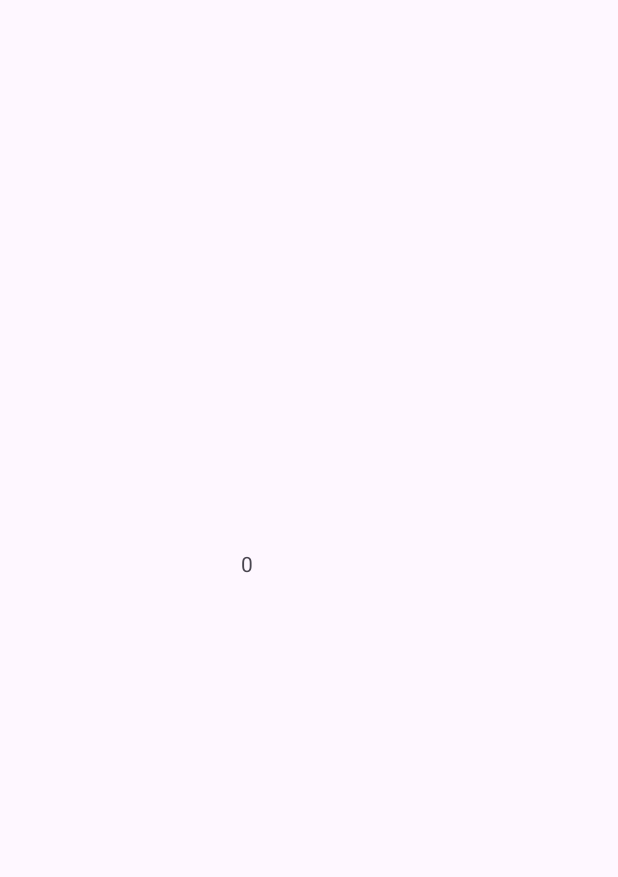
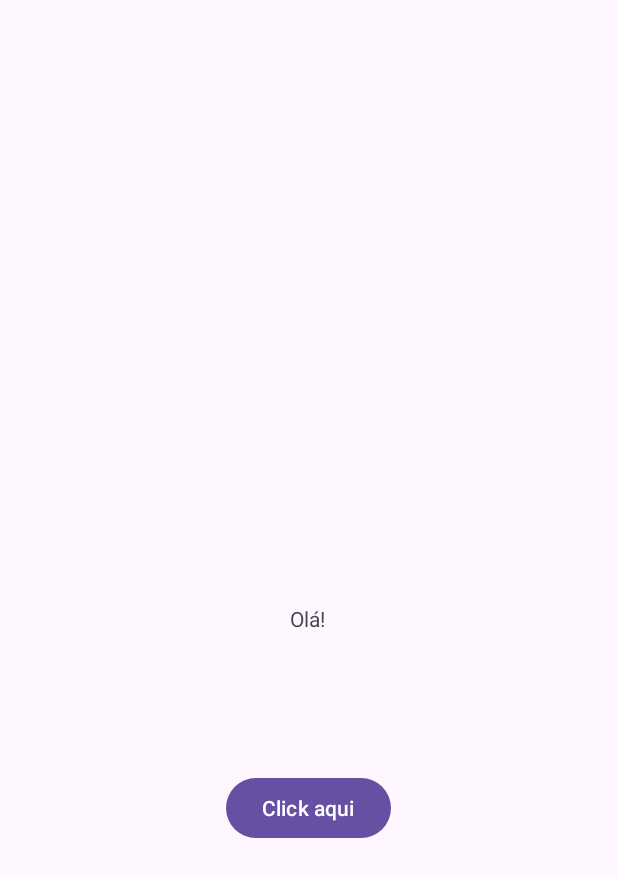
Before and after one commit to NatVansuita/PDM, an Android app: the screen it shows after launch (MainActivity), on a phone screen of 412 x 824 dp. Before the commit the part shown is almost empty. Shown: the top 877 px of the screen. Run offline under Robolectric (Android 15) with nearby library versions, the phone set to English and light mode, and no system bars.

Commit message:
contador

```diff
--- a/app/src/main/java/com/example/aula02/MainActivity.java
+++ b/app/src/main/java/com/example/aula02/MainActivity.java
@@ -1,35 +1,46 @@
 package com.example.aula02;
 
-import android.annotation.SuppressLint;
+import androidx.appcompat.app.AppCompatActivity;
+
 import android.os.Bundle;
 import android.view.View;
+import android.widget.Button;
 import android.widget.TextView;
-
-import androidx.activity.EdgeToEdge;
-import androidx.appcompat.app.AppCompatActivity;
-import androidx.core.graphics.Insets;
-import androidx.core.view.ViewCompat;
-import androidx.core.view.WindowInsetsCompat;
 
 public class MainActivity extends AppCompatActivity {
 
-    TextView textView;
+    Button button;
+    TextView numero;
 
-    int contador;
+    int contador = 0;
 
-    @SuppressLint("MissingInflatedId")
     @Override
     protected void onCreate(Bundle savedInstanceState) {
         super.onCreate(savedInstanceState);
-        EdgeToEdge.enable(this);
+        setContentView(R.layout.activity_main);
 
-        setContentView(R.layout.activity_main);
-        textView = findViewById(R.id.tv);
-        textView.setText(Integer.toString(contador));
-        textView.setOnClickListener(v -> {
-            contador++;
-            textView.setText(Integer.toString(contador));
+        numero = findViewById(R.id.textView);
+        numero.setOnClickListener(new View.OnClickListener() {
+            @Override
+            public void onClick(View view) {
+                TextView numero = (TextView) view;
+                numero.setText("+");
+                contador++;
+                numero.setText(Integer.toString(contador));
+
+            }
         });
 
+        button = findViewById(R.id.button);
+        button.setText("Click aqui");
+        button.setOnClickListener(new View.OnClickListener() {
+            @Override
+            public void onClick(View view) {
+                Button b = (Button) view;
+                b.setText("+");
+                contador++;
+                numero.setText(Integer.toString(contador));
+            }
+        });
     }
 }
--- a/app/src/main/res/layout/activity_main.xml
+++ b/app/src/main/res/layout/activity_main.xml
@@ -2,20 +2,31 @@
 <androidx.constraintlayout.widget.ConstraintLayout xmlns:android="http://schemas.android.com/apk/res/android"
     xmlns:app="http://schemas.android.com/apk/res-auto"
     xmlns:tools="http://schemas.android.com/tools"
-    android:id="@+id/main"
     android:layout_width="match_parent"
     android:layout_height="match_parent"
     tools:context=".MainActivity">
 
     <TextView
-        android:id="@+id/tv"
-        android:layout_width="91dp"
-        android:layout_height="92dp"
-        android:text="Hello World!"
+        android:id="@+id/textView"
+        android:layout_width="wrap_content"
+        android:layout_height="wrap_content"
+        android:text="Olá!"
         app:layout_constraintBottom_toBottomOf="parent"
         app:layout_constraintEnd_toEndOf="parent"
+        app:layout_constraintHorizontal_bias="0.498"
         app:layout_constraintStart_toStartOf="parent"
-        app:layout_constraintTop_toTopOf="parent"
-        tools:text="Hello" />
+        app:layout_constraintTop_toTopOf="parent" />
+
+    <Button
+        android:id="@+id/button"
+        android:layout_width="wrap_content"
+        android:layout_height="wrap_content"
+        android:text="Click"
+        app:layout_constraintBottom_toBottomOf="parent"
+        app:layout_constraintEnd_toEndOf="parent"
+        app:layout_constraintHorizontal_bias="0.498"
+        app:layout_constraintStart_toStartOf="parent"
+        app:layout_constraintTop_toBottomOf="@+id/textView"
+        app:layout_constraintVertical_bias="0.262" />
 
 </androidx.constraintlayout.widget.ConstraintLayout>
```
